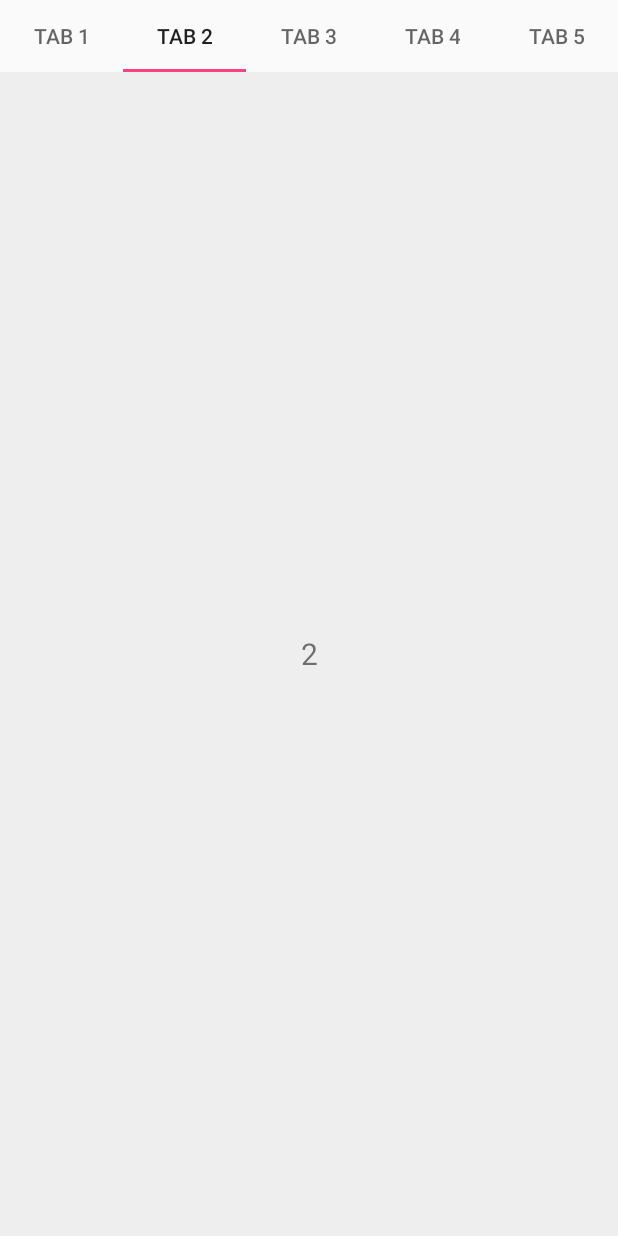
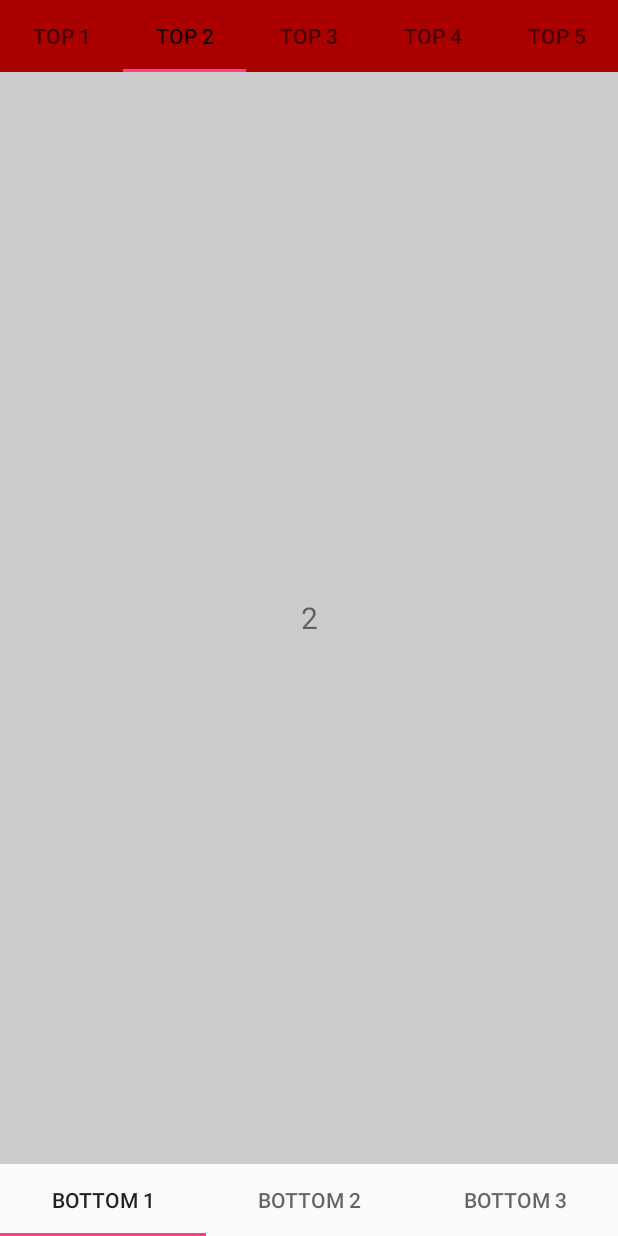
Before and after one commit to theshuklz/ViewPagerTest, an Android app: the screen it shows after launch (MainActivity), tab 2 chosen, on a phone screen of 412 x 824 dp. Run offline under Robolectric (Android 15) with nearby library versions, the phone set to English and light mode, and no system bars.

Commit message:
add bottom tab bar
Signed-off-by: Rishikesh Shukla <rishi1160@gmail.com>

```diff
--- a/app/src/main/java/com/shuklz/viewpagertest/MainActivity.kt
+++ b/app/src/main/java/com/shuklz/viewpagertest/MainActivity.kt
@@ -1,10 +1,9 @@
 package com.shuklz.viewpagertest
 
 import android.os.Bundle
-import android.support.v4.app.Fragment
-import android.support.v4.app.FragmentManager
-import android.support.v4.app.FragmentPagerAdapter
+import android.support.design.widget.TabLayout
 import android.support.v7.app.AppCompatActivity
+import android.widget.Toast
 import kotlinx.android.synthetic.main.activity_main.*
 
 class MainActivity : AppCompatActivity() {
@@ -12,27 +11,40 @@ class MainActivity : AppCompatActivity() {
     override fun onCreate(savedInstanceState: Bundle?) {
         super.onCreate(savedInstanceState)
         setContentView(R.layout.activity_main)
-        pager.adapter = FeatureAdapter(supportFragmentManager)
-        topTabLayout.setupWithViewPager(pager)
+
+        setupTopTabLayout()
+        pager.adapter = ViewPagerAdapter(supportFragmentManager)
+        setupBottomTabLayout()
     }
 
-    class FeatureAdapter(fm: FragmentManager) : FragmentPagerAdapter(fm) {
-        override fun getItem(position: Int): Fragment {
-            val fragment = DemoFragment()
-            fragment.arguments = Bundle().apply {
-                // Our object is just an integer :-P
-                putInt(ARG_OBJECT, position + 1)
+    private fun setupBottomTabLayout() {
+        bottomTabLayout.addTab(bottomTabLayout.newTab().setText("Bottom 1"))
+        bottomTabLayout.addTab(bottomTabLayout.newTab().setText("Bottom 2"))
+        bottomTabLayout.addTab(bottomTabLayout.newTab().setText("Bottom 3"))
+        bottomTabLayout.addOnTabSelectedListener(object : TabLayout.OnTabSelectedListener {
+            override fun onTabReselected(tab: TabLayout.Tab?) {}
+
+            override fun onTabUnselected(tab: TabLayout.Tab?) {}
+
+            override fun onTabSelected(tab: TabLayout.Tab?) {
+                pager.setCurrentItem(tab!!.position)
+                Toast.makeText(this@MainActivity, tab?.text.toString(), Toast.LENGTH_SHORT).show()
             }
-            return fragment
-        }
 
-        override fun getPageTitle(position: Int): CharSequence? {
-            return "Tab " + (position + 1)
-        }
+        })
+    }
 
-        override fun getCount(): Int {
-            return 5
-        }
+    private fun setupTopTabLayout() {
+        topTabLayout.setupWithViewPager(pager)
+        topTabLayout.addOnTabSelectedListener(object : TabLayout.OnTabSelectedListener {
+            override fun onTabReselected(tab: TabLayout.Tab?) {}
 
+            override fun onTabUnselected(tab: TabLayout.Tab?) {}
+
+            override fun onTabSelected(tab: TabLayout.Tab?) {
+                Toast.makeText(this@MainActivity, tab?.text.toString(), Toast.LENGTH_SHORT).show()
+            }
+
+        })
     }
 }
--- /dev/null
+++ b/app/src/main/java/com/shuklz/viewpagertest/ViewPagerAdapter.kt
@@ -0,0 +1,26 @@
+package com.shuklz.viewpagertest
+
+import android.os.Bundle
+import android.support.v4.app.Fragment
+import android.support.v4.app.FragmentManager
+import android.support.v4.app.FragmentPagerAdapter
+
+class ViewPagerAdapter(fm: FragmentManager) : FragmentPagerAdapter(fm) {
+    override fun getItem(position: Int): Fragment {
+        val fragment = DemoFragment()
+        fragment.arguments = Bundle().apply {
+            // Our object is just an integer :-P
+            putInt(ARG_OBJECT, position + 1)
+        }
+        return fragment
+    }
+
+    override fun getPageTitle(position: Int): CharSequence? {
+        return "Top " + (position + 1)
+    }
+
+    override fun getCount(): Int {
+        return 5
+    }
+
+}
--- a/app/src/main/res/layout/activity_main.xml
+++ b/app/src/main/res/layout/activity_main.xml
@@ -3,17 +3,26 @@
     xmlns:tools="http://schemas.android.com/tools"
     android:layout_width="match_parent"
     android:layout_height="match_parent"
+    xmlns:app="http://schemas.android.com/apk/res-auto"
     android:orientation="vertical"
     tools:context=".MainActivity">
 
     <android.support.design.widget.TabLayout
         android:id="@+id/topTabLayout"
         android:layout_width="match_parent"
-        android:layout_height="wrap_content" />
+        android:layout_height="wrap_content"
+        android:background="#a00" />
 
     <android.support.v4.view.ViewPager xmlns:android="http://schemas.android.com/apk/res/android"
         android:id="@+id/pager"
         android:layout_width="match_parent"
         android:layout_height="0dp"
         android:layout_weight="1" />
+
+    <android.support.design.widget.TabLayout
+        android:id="@+id/bottomTabLayout"
+        android:layout_width="match_parent"
+        android:layout_height="wrap_content"
+        app:tabMode="fixed" />
+
 </LinearLayout>
--- a/app/src/main/res/layout/fragment_collection_object.xml
+++ b/app/src/main/res/layout/fragment_collection_object.xml
@@ -2,7 +2,7 @@
 <FrameLayout xmlns:android="http://schemas.android.com/apk/res/android"
     android:layout_width="match_parent"
     android:layout_height="match_parent"
-    android:background="#eee">
+    android:background="#ccc">
 
     <TextView
         android:id="@+id/textField"
```
